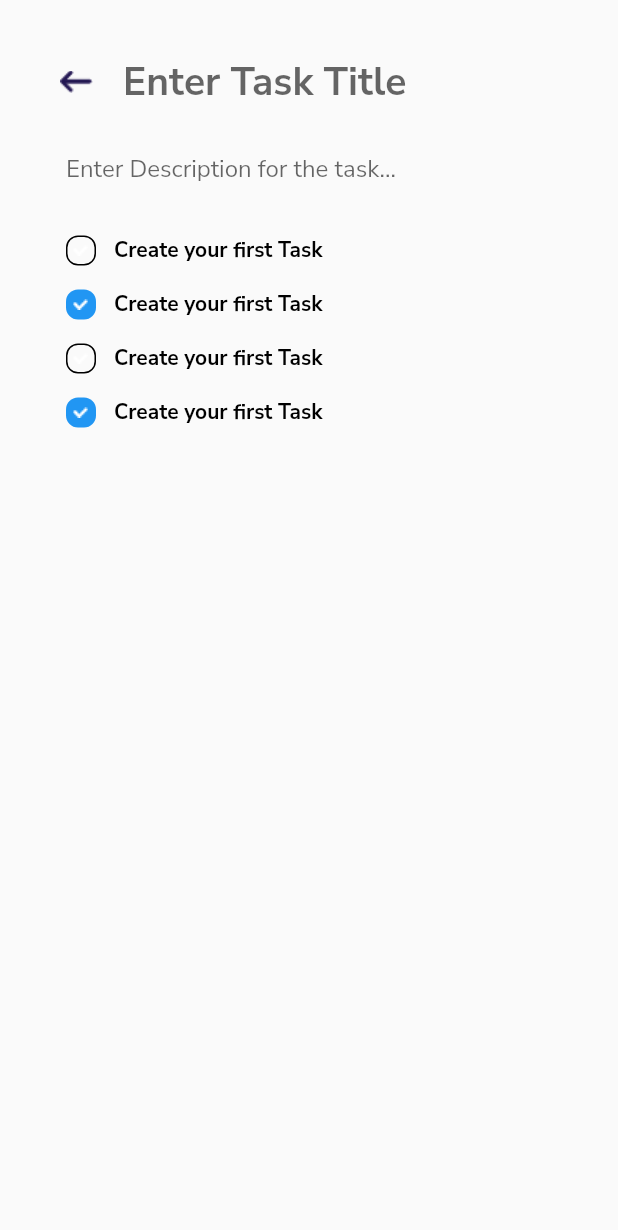
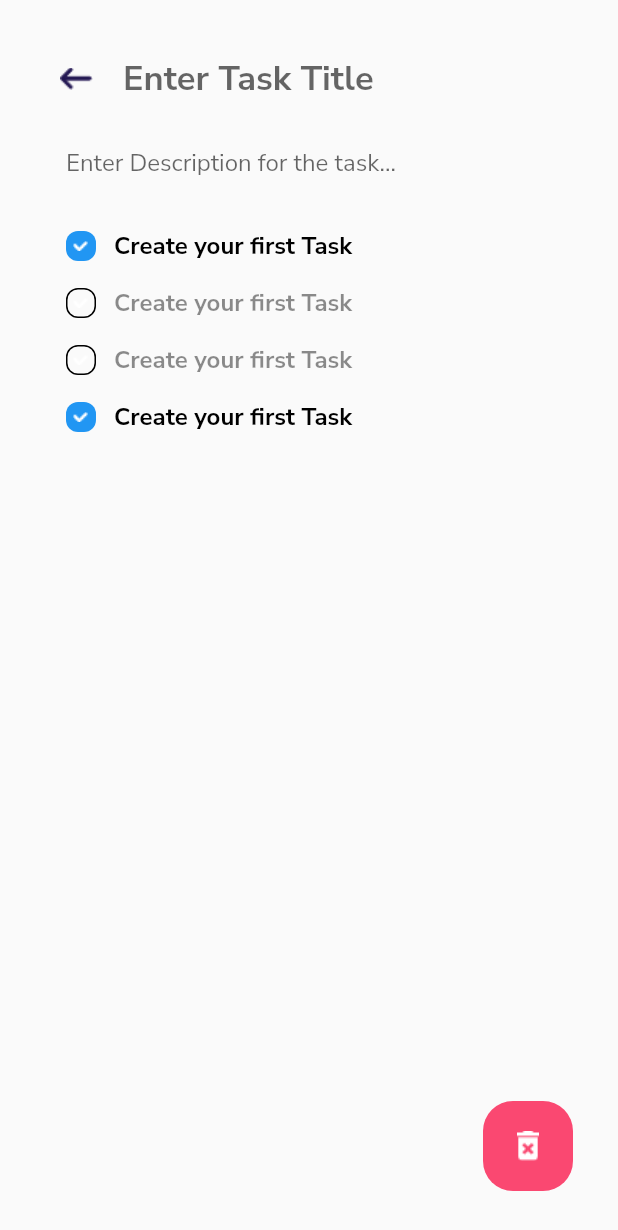
Before and after one commit to salimkaboura8/todo_app, a Flutter app: the Taskpage screen opened directly, on a phone screen of 412 x 824 dp. Shown: the top 1230 px of the screen. Run offline on Flutter 3.47's test engine with Material 2 defaults, Android fonts, the phone set to English and light mode, and no system bars; our stand-ins replace google_fonts.

Commit message:
Improved Task page

```diff
--- a/lib/screens/taskpage.dart
+++ b/lib/screens/taskpage.dart
@@ -13,7 +13,9 @@ class _TaskpageState extends State<Taskpage> {
       body: SafeArea(
         child: Container(
           padding: const EdgeInsets.all(20),
-          child: Column(
+          child: Stack(
+            children: [
+              Column(
                 crossAxisAlignment: CrossAxisAlignment.start,
                 children: [
                   Padding(
@@ -42,7 +44,7 @@ class _TaskpageState extends State<Taskpage> {
                               border: InputBorder.none,
                             ),
                             style: TextStyle(
-                          fontSize: 26,
+                              fontSize: 23,
                               fontWeight: FontWeight.bold,
                               color: Color(0xF40E0E2B),
                             ),
@@ -69,11 +71,11 @@ class _TaskpageState extends State<Taskpage> {
                   ),
                   TodoWidget(
                     text: "Create your first Task",
-                isDone: false,
+                    isDone: true,
                   ),
                   TodoWidget(
                     text: "Create your first Task",
-                isDone: true,
+                    isDone: false,
                   ),
                   TodoWidget(
                     text: "Create your first Task",
@@ -85,6 +87,35 @@ class _TaskpageState extends State<Taskpage> {
                   ),
                 ],
               ),
+              Positioned(
+                bottom: 10.0,
+                right: 10.0,
+                child: GestureDetector(
+                  onTap: () {
+                    Navigator.push(
+                      context,
+                      MaterialPageRoute(
+                          builder: (context) => Taskpage()
+                      ),
+                    );
+                  },
+                  child: Container(
+                    width: 60,
+                    height: 60,
+                    decoration: BoxDecoration(
+                      borderRadius: BorderRadius.circular(20),
+                      color: Color(0xFFFA4871),
+                    ),
+                    child: Image(
+                      image: AssetImage(
+                        'assets/images/delete_icon.png',
+                      ),
+                    ),
+                  ),
+                ),
+              ),
+            ],
+          ),
         ),
       ),
     );
--- a/lib/widgets.dart
+++ b/lib/widgets.dart
@@ -84,7 +84,8 @@ class TodoWidget extends StatelessWidget {
           Text(
             text ?? "Unnamed Todo",
             style: TextStyle(
-              color: Colors.black,
+              color: isDone ? Colors.black : Colors.black45,
+              fontSize: 16,
               fontWeight: FontWeight.bold,
             ),
           ),
@@ -93,3 +94,11 @@ class TodoWidget extends StatelessWidget {
     );
   }
 }
+
+class NoGlowBehaviour extends ScrollBehavior {
+  @override
+  Widget buildViewportChrome(
+      BuildContext context, Widget child, AxisDirection axisDirection) {
+    return child;
+  }
+}
```
Also changed, not shown: lib/screens/homepage.dart (+10 -3 lines). Lines whose indentation alone changed are shown as unchanged.
